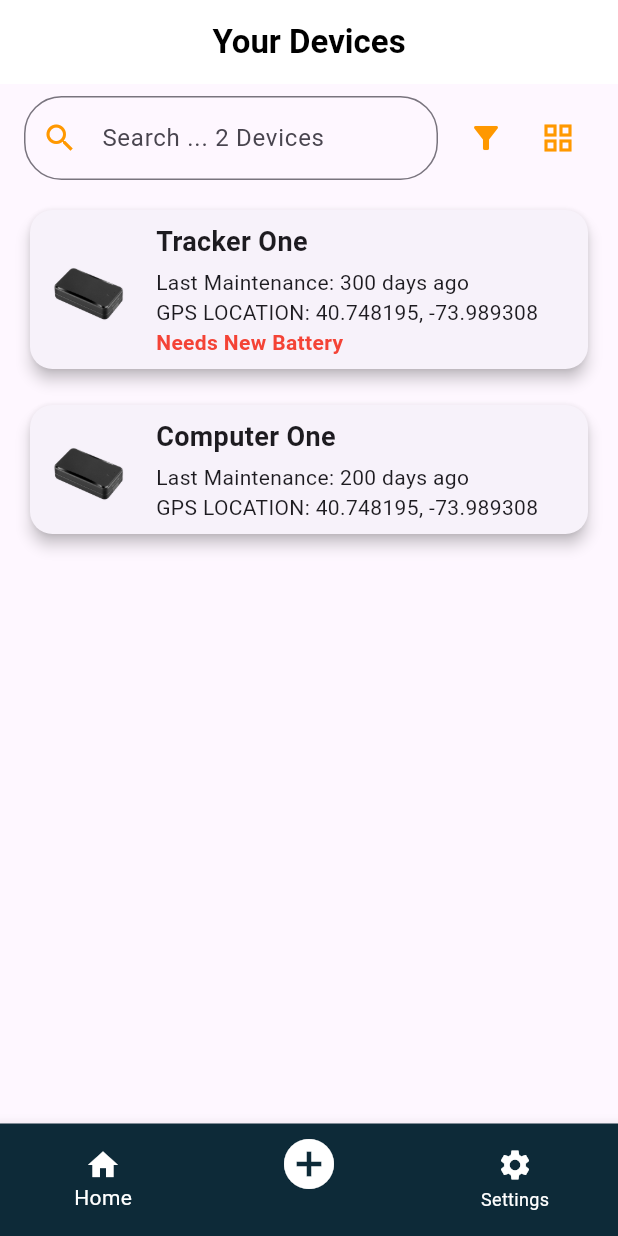
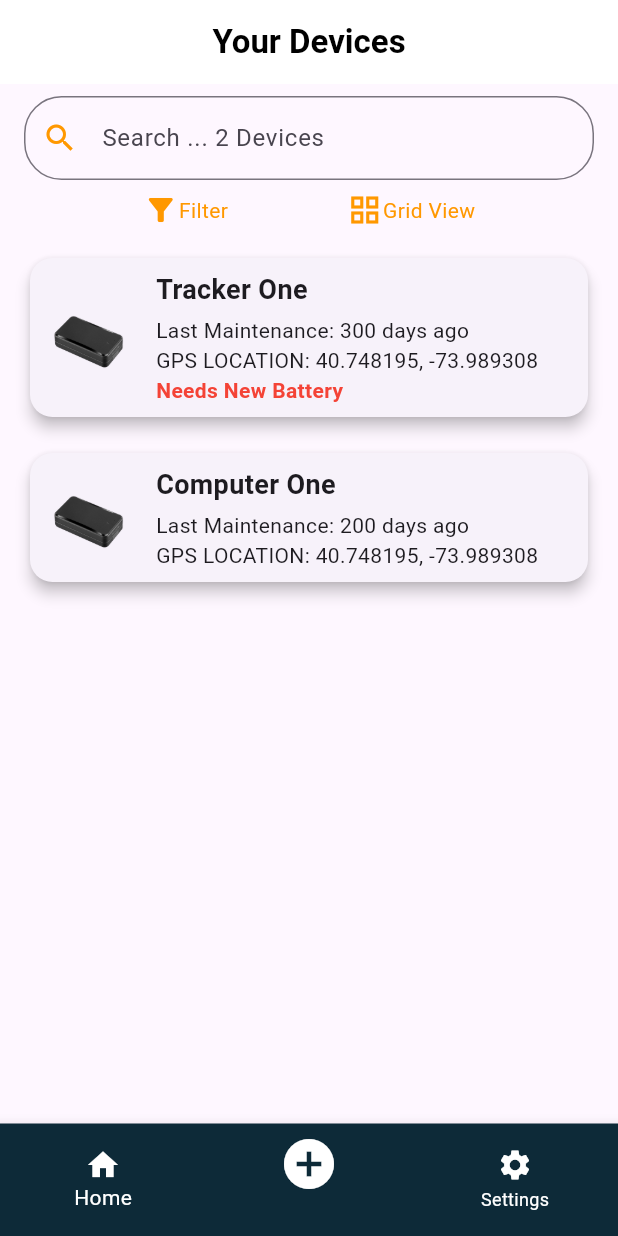
Before and after one commit to Niko-PL/Comp2003Project, a Flutter app: the screen it shows after launch, on a phone screen of 412 x 824 dp. Run offline on Flutter 3.47's test engine with Material 3 defaults, Android fonts, the phone set to English and light mode, and no system bars.

Commit message:
Added some UI details

```diff
--- a/Flutter/MainProject/iotproject/lib/main.dart
+++ b/Flutter/MainProject/iotproject/lib/main.dart
@@ -32,10 +32,9 @@ class DevicesPage extends StatelessWidget {
     // Search bar, Filter, and Grid buttons
     Padding(
       padding: const EdgeInsets.symmetric(horizontal: 16.0, vertical: 8.0),
-            child: Row(
+      child: Column(
         children: [
-                Expanded(
-                  child: TextField(
+          TextField(
             decoration: InputDecoration(
               prefixIcon: Icon(Icons.search, color: Colors.orange),
               hintText: 'Search ... 2 Devices',
@@ -44,19 +43,37 @@ class DevicesPage extends StatelessWidget {
               ),
             ),
           ),
+          const SizedBox(height: 8),
+                Row(
+        mainAxisAlignment: MainAxisAlignment.spaceEvenly,
+        children: [
+          GestureDetector(
+            onTap: () {},
+            child: Row(
+              children: [
+                Icon(Icons.filter_alt, color: Colors.orange),
+                Text('Filter', style: TextStyle(color: Colors.orange)),
+              ],
             ),
-                const SizedBox(width: 8),
-                IconButton(
-                  icon: const Icon(Icons.filter_alt, color: Colors.orange),
-                  onPressed: () {},
           ),
-                IconButton(
-                  icon: const Icon(Icons.grid_view, color: Colors.orange),
-                  onPressed: () {print("Grid view button tapped");},
+          GestureDetector(
+            onTap: () {
+              print("Grid view button tapped");
+            },
+            child: Row(
+              children: [
+                Icon(Icons.grid_view, color: Colors.orange),
+                Text('Grid View', style: TextStyle(color: Colors.orange)),
+              ],
+            ),
+          ),
+        ],
       ),
         ],
       ),
     ),
+
+
 
           // List of devices
           Expanded(
```
Also changed, not shown: 2 other files. Lines whose indentation alone changed are shown as unchanged.
